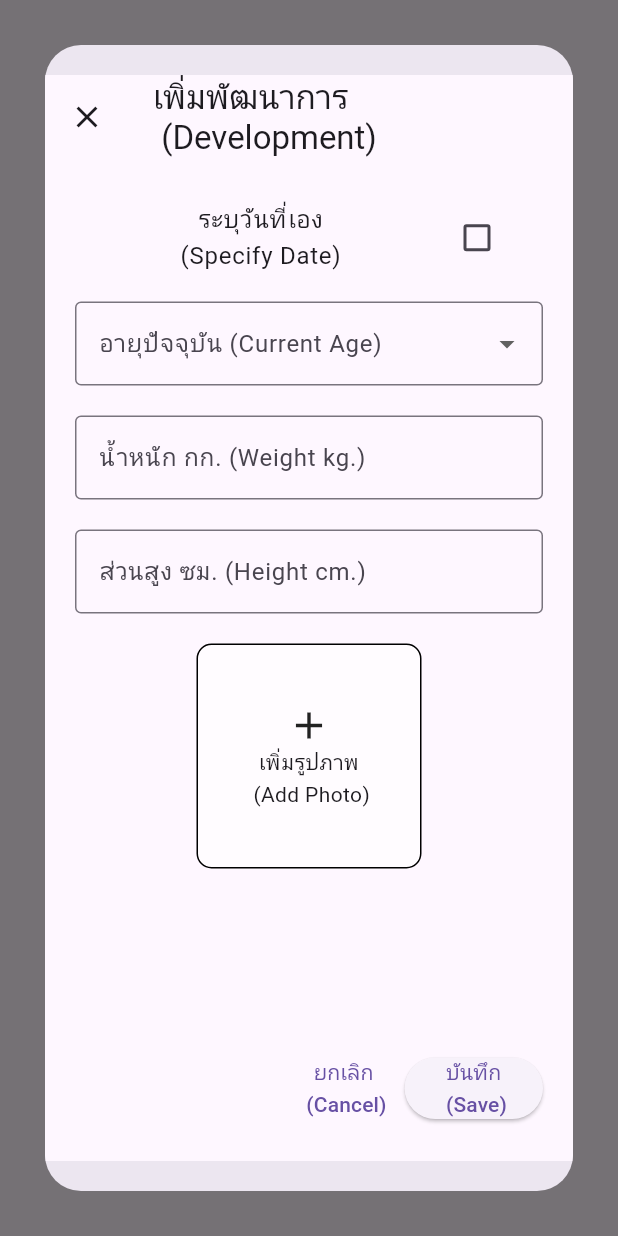
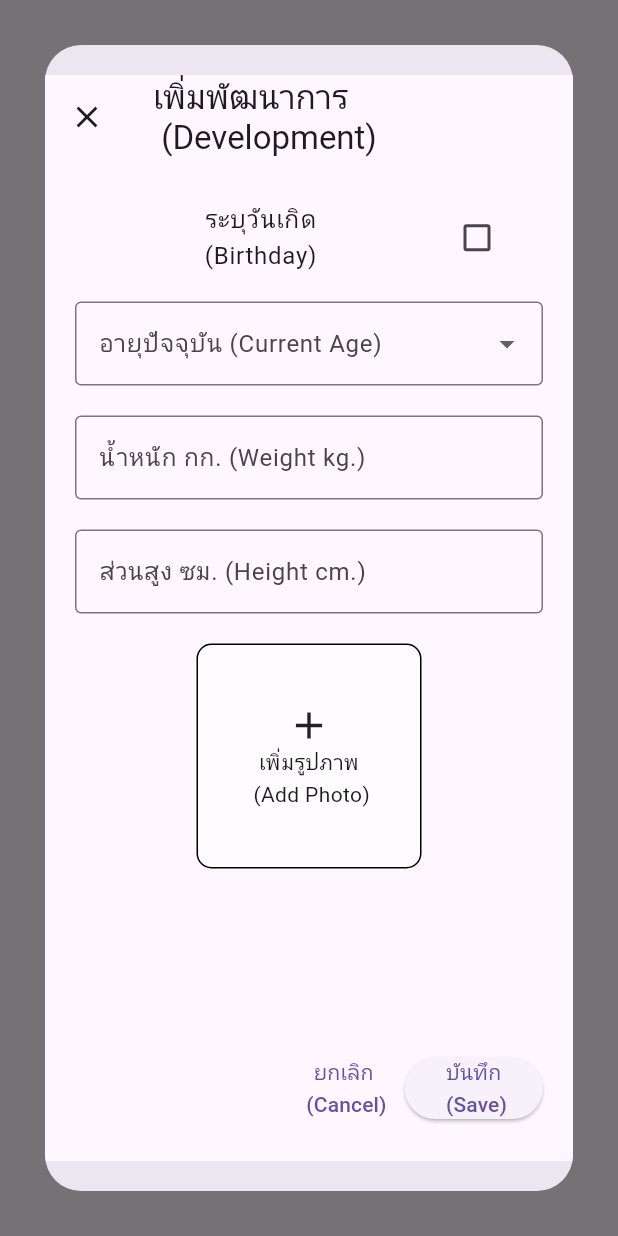
Before and after one commit to thirdfree2/Kway-Thai, a Flutter app: what showAddTrackingDialog() shows on an empty page, opened directly with empty values, on a phone screen of 412 x 824 dp. Run offline on Flutter 3.47's test engine with Material 3 defaults, Android fonts, the phone set to English and light mode, and no system bars; our stand-ins replace auto_size_text, carousel_slider, flutter_cache_manager, google_fonts, image_picker, qr_flutter and 1 more; missing offline and left inert: flutter_rounded_date_picker, galleryimage; network calls fail; Roboto replaces fonts that are missing (Chonburi).

Commit message:
fix text

```diff
--- a/lib/view/buffalo/main_buffalo_view.dart
+++ b/lib/view/buffalo/main_buffalo_view.dart
@@ -450,11 +450,11 @@ class _MainBuffaloViewState extends State<MainBuffaloView> {
                     const SizedBox(
                       height: 10,
                     ),
-                    Text(
+                    const Text(
                       'สังกัดปัจจุบัน',
                       style: TextStyle(
                         fontSize: 16,
-                        color: Colors.green[900],
+                        color: Color.fromARGB(255, 0, 100, 7),
                       ),
                       textAlign: TextAlign.center,
                     ),
--- a/lib/view/buffalo/record/breeding/breeding_buffalo_view.dart
+++ b/lib/view/buffalo/record/breeding/breeding_buffalo_view.dart
@@ -221,6 +221,11 @@ class _BreedingBuffaloViewState extends State<BreedingBuffaloView> {
                   type: LabelValueType.date,
                 ),
                 LabelValueText(
+                  label: "วันที่เช็คกลับสัด (Recheck date)",
+                  value: breeding.expectedBirthDate,
+                  type: LabelValueType.date,
+                ),
+                LabelValueText(
                   label: "กำหนดคลอด (Expected Birth)",
                   value: breeding.breedingDate,
                   type: LabelValueType.date,
--- a/lib/view/buffalo/record/develop/tracking_buffalo_view.dart
+++ b/lib/view/buffalo/record/develop/tracking_buffalo_view.dart
@@ -353,7 +353,7 @@ void showAddTrackingDialog(
                           children: [
                             CheckboxListTile(
                               title: const Text(
-                                "ระบุวันที่เอง \n(Specify Date)",
+                                "ระบุวันเกิด \n(Birthday)",
                                 textAlign: TextAlign.center,
                               ),
                               value: useCustomDate,
@@ -369,7 +369,7 @@ void showAddTrackingDialog(
                             if (useCustomDate)
                               CustomDatePickerTextFormField(
                                 controller: datePickerController,
-                                labelText: 'ระบุวันที่เอง (Specify Date)',
+                                labelText: 'วันที่บันทึก (Record Date)',
                                 validator: (value) {
                                   if (value == null || value.trim().isEmpty) {
                                     return 'กรุณาระบุวันที่ (Please enter Date)';
--- a/lib/view/buffalo/record/vaccine/vaccine_buffalo_view.dart
+++ b/lib/view/buffalo/record/vaccine/vaccine_buffalo_view.dart
@@ -152,7 +152,7 @@ class _VaccineBuffaloViewState extends State<VaccineBuffaloView> {
                                   itemBuilder: (context, index) {
                                     return ExpandableVaccineCard(
                                       vaccine: vaccineList[index],
-                                      index: vaccineList.length - index,
+                                      index: vaccineList.length - index - 1,
                                     );
                                   },
                                 ),
@@ -239,7 +239,7 @@ class _ExpandableVaccineCardState extends State<ExpandableVaccineCard> {
                 mainAxisAlignment: MainAxisAlignment.center,
                 children: [
                   Text(
-                    "ครั้งที่ (Vaccination Round): ${widget.index + 1}",
+                    "เข็มที่ (Vaccination Round): ${widget.index + 1}",
                     style: const TextStyle(
                       fontSize: 15,
                       fontWeight: FontWeight.bold,
```
